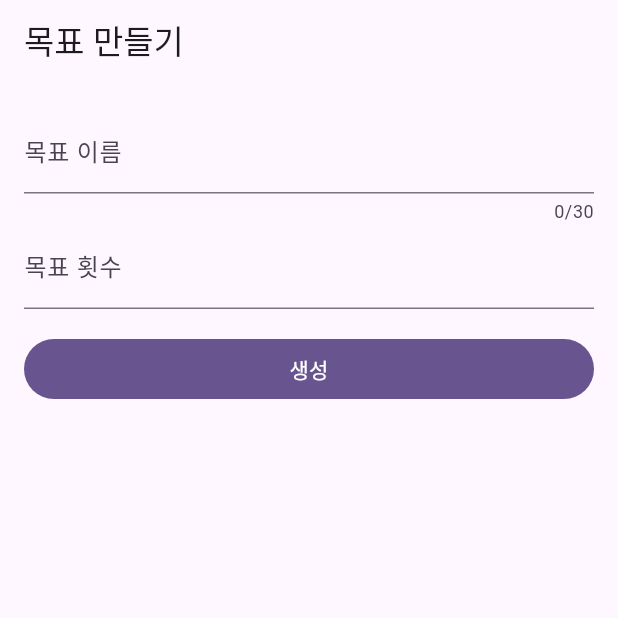
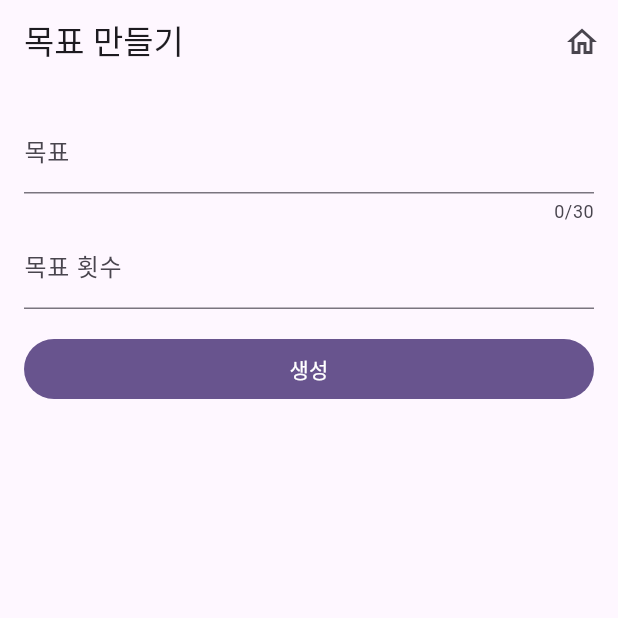
Before and after one commit to ssongbt/countup, a Flutter app: the CreateGoalScreen screen opened by its route, on a phone screen of 412 x 824 dp, the top half of it. Run offline on Flutter 3.47's test engine with Material 3 defaults, Android fonts, the phone set to English and light mode, and no system bars; our stand-ins replace flutter_riverpod, go_router, hive, hive_flutter; accounts and stored records are empty.

Commit message:
화면초기구현

```diff
--- a/lib/features/goals/presentation/screens/create_goal_screen.dart
+++ b/lib/features/goals/presentation/screens/create_goal_screen.dart
@@ -1,4 +1,5 @@
 import 'package:countup/features/goals/presentation/providers/goal_providers.dart';
+import 'package:countup/core/routing/app_routes.dart';
 import 'package:flutter/material.dart';
 import 'package:flutter_riverpod/flutter_riverpod.dart';
 import 'package:go_router/go_router.dart';
@@ -41,7 +42,16 @@ class _CreateGoalScreenState extends ConsumerState<CreateGoalScreen> {
   @override
   Widget build(BuildContext context) {
     return Scaffold(
-      appBar: AppBar(title: const Text('목표 만들기')),
+      appBar: AppBar(
+        title: const Text('목표 만들기'),
+        actions: [
+          IconButton(
+            tooltip: '홈으로',
+            onPressed: () => context.go(AppRoutes.home),
+            icon: const Icon(Icons.home_outlined),
+          ),
+        ],
+      ),
       body: Padding(
         padding: const EdgeInsets.all(16),
         child: Form(
@@ -52,13 +62,13 @@ class _CreateGoalScreenState extends ConsumerState<CreateGoalScreen> {
                 controller: _titleController,
                 maxLength: 30,
                 decoration: const InputDecoration(
-                  labelText: '목표 이름',
+                  labelText: '목표',
                   hintText: '예: 헬스 13번 가기',
                 ),
                 validator: (value) {
                   final text = value?.trim() ?? '';
                   if (text.isEmpty) {
-                    return '목표 이름을 입력해주세요.';
+                    return '목표를 입력해주세요.';
                   }
                   return null;
                 },
@@ -72,8 +82,8 @@ class _CreateGoalScreenState extends ConsumerState<CreateGoalScreen> {
                 keyboardType: TextInputType.number,
                 validator: (value) {
                   final parsed = int.tryParse(value ?? '');
-                  if (parsed == null || parsed < 1 || parsed > 9999) {
-                    return '1~9999 사이 숫자를 입력해주세요.';
+                  if (parsed == null || parsed < 1 || parsed > 999) {
+                    return '1~999 사이 숫자를 입력해주세요.';
                   }
                   return null;
                 },
```
Also changed, not shown: lib/features/goals/presentation/screens/goal_detail_screen.dart (+24 -2 lines), lib/features/goals/presentation/screens/home_screen.dart (+57 -4 lines).
